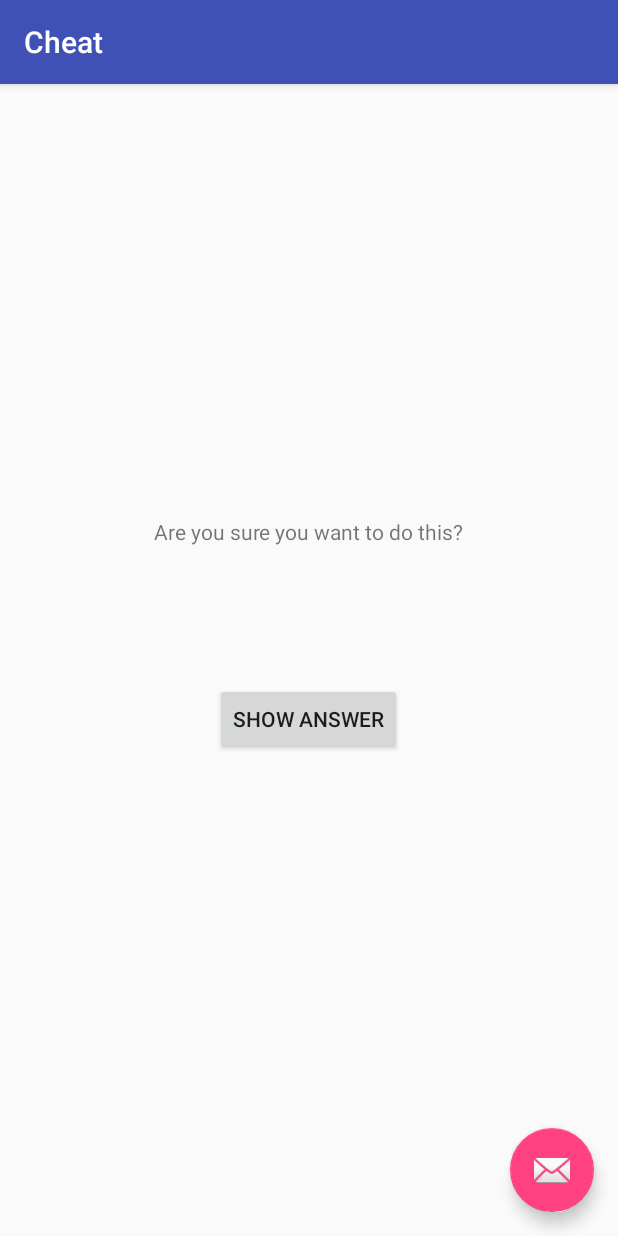
After one commit to tybo96789/CSCI4702-AndroidDev, an Android app: the CheatActivity screen opened directly, with no data from a screen before it, on a phone screen of 412 x 824 dp. The commit adds this screen. Run offline under Robolectric (Android 15) with nearby library versions, the phone set to English and light mode, and no system bars.

Commit message:
Chapter 5 GeoQuiz:Cheating
GeoQuiz Cheating section completed

```diff
--- a/GioQuiz/app/build.gradle
+++ b/GioQuiz/app/build.gradle
@@ -16,12 +16,14 @@ android {
             proguardFiles getDefaultProguardFile('proguard-android.txt'), 'proguard-rules.pro'
         }
     }
+    buildToolsVersion '26.0.2'
 }
 
 dependencies {
-    implementation fileTree(dir: 'libs', include: ['*.jar'])
+    implementation fileTree(include: ['*.jar'], dir: 'libs')
     implementation 'com.android.support:appcompat-v7:26.1.0'
     implementation 'com.android.support.constraint:constraint-layout:1.0.2'
+    implementation 'com.android.support:design:26.1.0'
     testImplementation 'junit:junit:4.12'
     androidTestImplementation 'com.android.support.test:runner:1.0.1'
     androidTestImplementation 'com.android.support.test.espresso:espresso-core:3.0.1'
--- a/GioQuiz/app/src/main/AndroidManifest.xml
+++ b/GioQuiz/app/src/main/AndroidManifest.xml
@@ -16,6 +16,10 @@
                 <category android:name="android.intent.category.LAUNCHER" />
             </intent-filter>
         </activity>
+        <activity
+            android:name=".CheatActivity"
+            android:label="@string/title_activity_cheat"
+            android:theme="@style/AppTheme.NoActionBar"></activity>
     </application>
 
 </manifest>
--- /dev/null
+++ b/GioQuiz/app/src/main/java/gameressence/space/tatiburcio/gioquiz/CheatActivity.java
@@ -0,0 +1,81 @@
+package gameressence.space.tatiburcio.gioquiz;
+
+import android.content.Context;
+import android.content.Intent;
+import android.os.Bundle;
+import android.support.design.widget.FloatingActionButton;
+import android.support.design.widget.Snackbar;
+import android.support.v7.app.AppCompatActivity;
+import android.support.v7.widget.Toolbar;
+import android.view.View;
+import android.widget.Button;
+import android.widget.TextView;
+
+public class CheatActivity extends AppCompatActivity {
+
+    private static final String EXTRA_ANSWER_IS_TRUE = "gameressence.space.tatiburcio.geoquiz.answer_is_true";
+    private static final String EXTRA_ANSWER_SHOWN = "gameressence.space.tatiburcio.geoquiz.answer_shown";
+    private boolean mAnswerIsTrue;
+    private TextView mAnswerTExtView;
+    private Button mShowAnswer;
+
+    public static Intent newIntent(Context packageContext, boolean answerIsTrue)
+    {
+        Intent i = new Intent(packageContext, CheatActivity.class);
+        i.putExtra(CheatActivity.EXTRA_ANSWER_IS_TRUE,answerIsTrue);
+        return i;
+    }
+
+    public static boolean wasAnswerShown(Intent result)
+    {
+        return result.getBooleanExtra(EXTRA_ANSWER_SHOWN,false);
+    }
+
+    @Override
+    protected void onCreate(Bundle savedInstanceState) {
+        super.onCreate(savedInstanceState);
+        setContentView(R.layout.activity_cheat);
+        Toolbar toolbar = (Toolbar) findViewById(R.id.toolbar);
+        setSupportActionBar(toolbar);
+        this.mAnswerIsTrue = getIntent().getBooleanExtra(EXTRA_ANSWER_IS_TRUE,false);
+
+        this.mAnswerTExtView = (TextView) findViewById(R.id.answer_text_view);
+        this.mShowAnswer = (Button) findViewById(R.id.show_answer_button);
+        this.mShowAnswer.setOnClickListener(new View.OnClickListener()
+        {
+            @Override
+            public void onClick(View v)
+            {
+               // mAnswerIsTrue ? mAnswerTExtView.setText(R.string.true_button) : mAnswerTExtView.setText(R.string.false_button);
+                if(mAnswerIsTrue)
+                    mAnswerTExtView.setText(R.string.true_button);
+                else
+                    mAnswerTExtView.setText(R.string.false_button);
+                setAnswerShownResult(true);
+            }
+        });
+
+        FloatingActionButton fab = (FloatingActionButton) findViewById(R.id.fab);
+        fab.setOnClickListener(new View.OnClickListener() {
+            @Override
+            public void onClick(View view) {
+                Snackbar.make(view, "HELLO WORLD!", Snackbar.LENGTH_LONG)
+                        .setAction("Action", null).show();
+
+
+            }
+
+
+        }
+        );
+    }
+
+
+    private void setAnswerShownResult(boolean isAnswerShown)
+    {
+        Intent data = new Intent();
+        data.putExtra(EXTRA_ANSWER_SHOWN, isAnswerShown);
+        setResult(RESULT_OK,data);
+    }
+
+}
--- /dev/null
+++ b/GioQuiz/app/src/main/res/layout/activity_cheat.xml
@@ -0,0 +1,59 @@
+<?xml version="1.0" encoding="utf-8"?>
+<android.support.design.widget.CoordinatorLayout xmlns:android="http://schemas.android.com/apk/res/android"
+    xmlns:app="http://schemas.android.com/apk/res-auto"
+    xmlns:tools="http://schemas.android.com/tools"
+    android:layout_width="match_parent"
+    android:layout_height="match_parent"
+    tools:context="gameressence.space.tatiburcio.gioquiz.CheatActivity">
+
+    <android.support.design.widget.AppBarLayout
+        android:layout_width="match_parent"
+        android:layout_height="wrap_content"
+        android:theme="@style/AppTheme.AppBarOverlay">
+
+        <android.support.v7.widget.Toolbar
+            android:id="@+id/toolbar"
+            android:layout_width="match_parent"
+            android:layout_height="?attr/actionBarSize"
+            android:background="?attr/colorPrimary"
+            app:popupTheme="@style/AppTheme.PopupOverlay" />
+
+    </android.support.design.widget.AppBarLayout>
+
+    <include layout="@layout/content_cheat" />
+
+    <!--Begin chapter 5 stuff-->
+    <LinearLayout xmlns:android="http://schemas.android.com/apk/res/android"
+        xmlns:tools="http://schemas.android.com/tools"
+        android:layout_width="match_parent"
+        android:layout_height="match_parent"
+        android:gravity="center"
+        android:orientation="vertical"
+        tools:context="com.bignerdranch.android.geoquiz.CheatActivity">
+        <TextView
+            android:layout_width="wrap_content"
+            android:layout_height="wrap_content"
+            android:padding="24dp"
+            android:text="@string/warning_text"/>
+        <TextView
+            android:id="@+id/answer_text_view"
+            android:layout_width="wrap_content"
+            android:layout_height="wrap_content"
+            android:padding="24dp"
+            tools:text="Answer"/>
+        <Button
+            android:id="@+id/show_answer_button"
+            android:layout_width="wrap_content"
+            android:layout_height="wrap_content"
+            android:text="@string/show_answer_button"/>
+    </LinearLayout>
+
+    <android.support.design.widget.FloatingActionButton
+        android:id="@+id/fab"
+        android:layout_width="wrap_content"
+        android:layout_height="wrap_content"
+        android:layout_gravity="bottom|end"
+        android:layout_margin="@dimen/fab_margin"
+        app:srcCompat="@android:drawable/ic_dialog_email" />
+
+</android.support.design.widget.CoordinatorLayout>
--- a/GioQuiz/app/src/main/res/layout/activity_main.xml
+++ b/GioQuiz/app/src/main/res/layout/activity_main.xml
@@ -49,6 +49,11 @@
                 android:layout_width="wrap_content"
                 android:layout_height="wrap_content"
                 android:text="@string/false_button" />
+            <Button
+                android:id="@+id/cheat_button"
+                android:layout_width="wrap_content"
+                android:layout_height="wrap_content"
+                android:text="@string/cheat_button" />
             <!--
             <Button
                 android:id="@+id/next_button"
--- /dev/null
+++ b/GioQuiz/app/src/main/res/layout/content_cheat.xml
@@ -0,0 +1,11 @@
+<?xml version="1.0" encoding="utf-8"?>
+<android.support.constraint.ConstraintLayout xmlns:android="http://schemas.android.com/apk/res/android"
+    xmlns:app="http://schemas.android.com/apk/res-auto"
+    xmlns:tools="http://schemas.android.com/tools"
+    android:layout_width="match_parent"
+    android:layout_height="match_parent"
+    app:layout_behavior="@string/appbar_scrolling_view_behavior"
+    tools:context="gameressence.space.tatiburcio.gioquiz.CheatActivity"
+    tools:showIn="@layout/activity_cheat">
+
+</android.support.constraint.ConstraintLayout>
--- /dev/null
+++ b/GioQuiz/app/src/main/res/values/dimens.xml
@@ -0,0 +1,3 @@
+<resources>
+    <dimen name="fab_margin">16dp</dimen>
+</resources>
--- a/GioQuiz/app/src/main/res/values/strings.xml
+++ b/GioQuiz/app/src/main/res/values/strings.xml
@@ -5,7 +5,7 @@
     </string>
     -->
     <string name="true_button">True</string>
-    <string name="false_button">False</string>
+    <string name="false_button">False</string>ssss
     <string name="correct_toast">Correct!</string>
     <string name="incorrect_toast">Incorrect!</string>
     <string name="next_button">Next</string>
@@ -21,4 +21,12 @@ and the Indian Ocean.</string>
 in the Americas.</string>
     <string name="question_asia">Lake Baikal is the world\'s oldest and deepest
 freshwater lake.</string>
+
+    <!--Chapter 5 stuff-->
+    <string name="warning_text">Are you sure you want to do this?</string>
+    <string name="show_answer_button">Show Answer</string>
+    <string name="cheat_button">Cheat!</string>
+    <string name="judgment_toast">Cheating is wrong.</string>
+    <string name="title_activity_cheat">Cheat</string>
+
 </resources>
--- a/GioQuiz/app/src/main/res/values/styles.xml
+++ b/GioQuiz/app/src/main/res/values/styles.xml
@@ -8,4 +8,13 @@
         <item name="colorAccent">@color/colorAccent</item>
     </style>
 
+    <style name="AppTheme.NoActionBar">
+        <item name="windowActionBar">false</item>
+        <item name="windowNoTitle">true</item>
+    </style>
+
+    <style name="AppTheme.AppBarOverlay" parent="ThemeOverlay.AppCompat.Dark.ActionBar" />
+
+    <style name="AppTheme.PopupOverlay" parent="ThemeOverlay.AppCompat.Light" />
+
 </resources>
```
Also changed, not shown: GioQuiz/app/src/main/java/gameressence/space/tatiburcio/gioquiz/MainActivity.java (+49 -10 lines).
